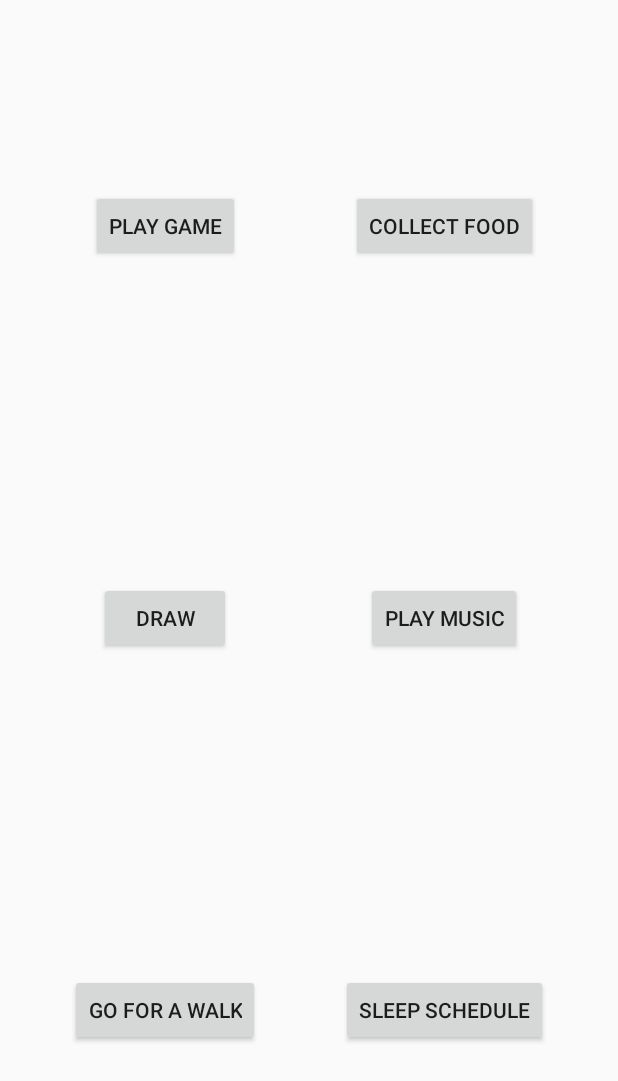
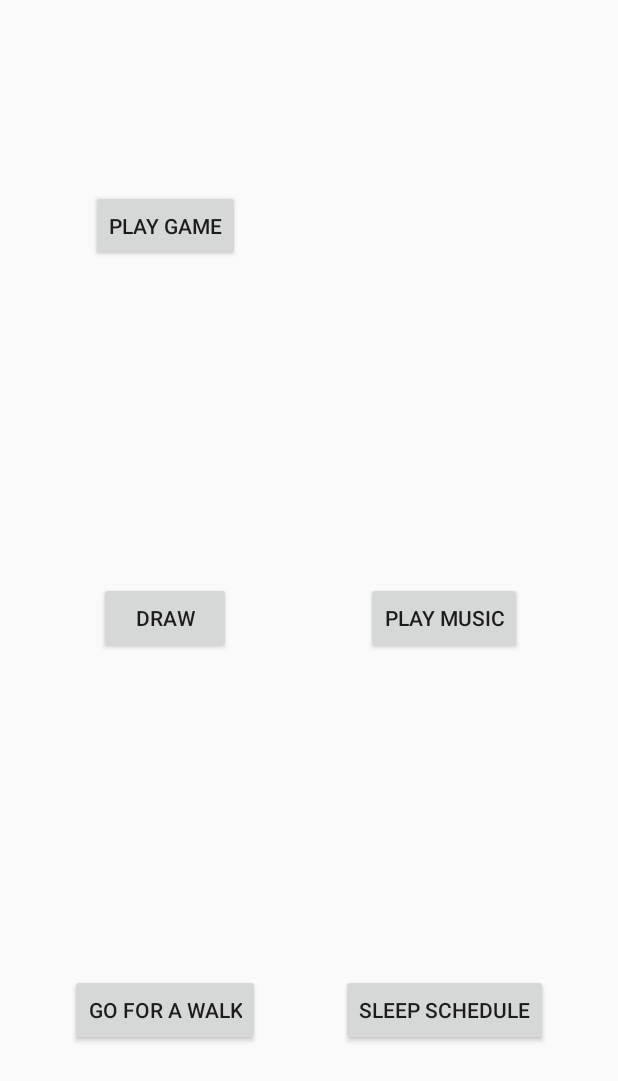
Before and after one commit to jluken/Mobile_Buddy, an Android app: the InteractScreenActivity screen opened directly, with no data from a screen before it, on a phone screen of 412 x 824 dp. Shown: the top 1081 px of the screen. Run offline under Robolectric (Android 15) with nearby library versions, the light colour scheme and no system bars.

Commit message:
got rid of instances of hunger stats/interactions

```diff
--- a/app/src/main/java/com/example/cse5236/mobilebuddy/HomeScreenActivity.java
+++ b/app/src/main/java/com/example/cse5236/mobilebuddy/HomeScreenActivity.java
@@ -59,14 +59,14 @@ public class HomeScreenActivity extends AppCompatActivity{
         handler.postDelayed(new Runnable(){
             public void run(){
                 //do something
-                int hunger = getStat(active,"hunger");
+                //int hunger = getStat(active,"hunger");
                 int sleepiness = getStat(active,"sleepiness");
                 int boredom = getStat(active,"boredom");
                 int playfulness = getStat(active,"playfulness");
                 int sadness = getStat(active,"sadness");
                 int loneliness = getStat(active,"loneliness");
 
-                setStat(active,"hunger", hunger +1);
+                //setStat(active,"hunger", hunger +1);
                 setStat(active,"sleepiness", sleepiness + 1);
                 setStat(active,"boredom", boredom + 1);
                 setStat(active,"playfulness", playfulness + 1);
--- a/app/src/main/java/com/example/cse5236/mobilebuddy/InteractScreenActivity.java
+++ b/app/src/main/java/com/example/cse5236/mobilebuddy/InteractScreenActivity.java
@@ -31,7 +31,7 @@ public class InteractScreenActivity extends FragmentActivity{
 
         Intent gameIntent = new Intent(this, PlayGame.class);
         Intent musicIntent = new Intent(this, Music.class);
-        Intent foodIntent = new Intent(this, CollectFood.class);
+        //Intent foodIntent = new Intent(this, CollectFood.class);
         Intent drawIntent = new Intent(this, Draw.class);
         Intent walkIntent = new Intent(this, GoForWalk.class);
         Intent sleepIntent = new Intent(this, Sleep.class);
@@ -39,7 +39,7 @@ public class InteractScreenActivity extends FragmentActivity{
         Bundle bundle = new Bundle();
         bundle.putParcelable("game", gameIntent);
         bundle.putParcelable("music", musicIntent);
-        bundle.putParcelable("food", foodIntent);
+        //bundle.putParcelable("food", foodIntent);
         bundle.putParcelable("draw", drawIntent);
         bundle.putParcelable("walk", walkIntent);
         bundle.putParcelable("sleep", sleepIntent);
--- a/app/src/main/java/com/example/cse5236/mobilebuddy/InteractScreenVerticalFragment.java
+++ b/app/src/main/java/com/example/cse5236/mobilebuddy/InteractScreenVerticalFragment.java
@@ -50,12 +50,12 @@ public class InteractScreenVerticalFragment extends Fragment {
             }
         });
 
-        final Button collectFoodButton = getView().findViewById(R.id.collectFoodButton);
-        collectFoodButton.setOnClickListener(new View.OnClickListener() {
-            public void onClick(View v) {
-                startActivity((Intent)bundle.getParcelable("food"));
-            }
-        });
+//        final Button collectFoodButton = getView().findViewById(R.id.collectFoodButton);
+//        collectFoodButton.setOnClickListener(new View.OnClickListener() {
+//            public void onClick(View v) {
+//                startActivity((Intent)bundle.getParcelable("food"));
+//            }
+//        });
 
         final Button drawButton = getView().findViewById(R.id.drawButton);
         drawButton.setOnClickListener(new View.OnClickListener() {
--- a/app/src/main/res/layout/interact_vertical_layout.xml
+++ b/app/src/main/res/layout/interact_vertical_layout.xml
@@ -22,16 +22,16 @@
         android:layout_gravity="center"
         android:text="Play Game" />
 
-    <Button
-        android:id="@+id/collectFoodButton"
-        android:layout_row="0"
-        android:layout_column="1"
-        android:layout_width="wrap_content"
-        android:layout_height="wrap_content"
-        android:layout_columnWeight="1"
-        android:layout_rowWeight="1"
-        android:layout_gravity="center"
-        android:text="Collect Food" />
+    <!--<Button-->
+        <!--android:id="@+id/collectFoodButton"-->
+        <!--android:layout_row="0"-->
+        <!--android:layout_column="1"-->
+        <!--android:layout_width="wrap_content"-->
+        <!--android:layout_height="wrap_content"-->
+        <!--android:layout_columnWeight="1"-->
+        <!--android:layout_rowWeight="1"-->
+        <!--android:layout_gravity="center"-->
+        <!--android:text="Collect Food" />-->
 
     <Button
         android:id="@+id/drawButton"
```
Also changed, not shown: app/src/main/java/com/example/cse5236/mobilebuddy/GraphFragment.java (+8 -9 lines), app/src/main/java/com/example/cse5236/mobilebuddy/InteractScreenHorizontalFragment.java (+6 -6 lines), app/src/main/res/layout/interact_horizontal_layout.xml (+10 -10 lines).
